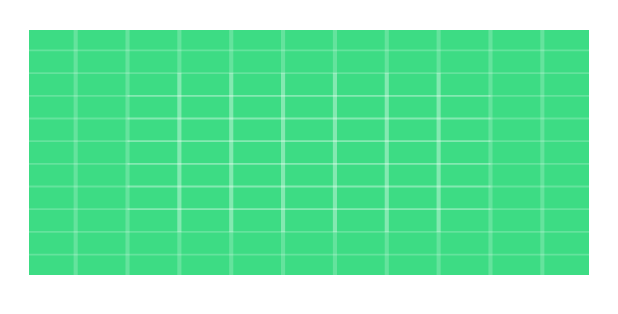
After one commit to nahy-512/neo_Android, an Android app: the layout item_act_alarm_rv_alarms.xml on its own in the app's theme, with its tools: preview values and no code run, on a phone screen of 412 x 824 dp. The commit adds this screen. Shown: the top 314 px of the screen. Run offline under Robolectric (Android 15) with nearby library versions, the phone set to English and light mode, and no system bars.

Commit message:
feat: Alarm Activity 생성

```diff
--- a/app/src/main/AndroidManifest.xml
+++ b/app/src/main/AndroidManifest.xml
@@ -22,6 +22,12 @@
                 <category android:name="android.intent.category.LAUNCHER" />
             </intent-filter>
         </activity>
+
+        <activity
+            android:name=".presentation.ui.alarm.view.AlarmActivity"
+            android:exported="true">
+
+        </activity>
     </application>
 
 </manifest>
--- a/app/src/main/java/com/neo/myapplication/presentation/ui/main/home/HomeFragment.kt
+++ b/app/src/main/java/com/neo/myapplication/presentation/ui/main/home/view/HomeFragment.kt
@@ -1,4 +1,4 @@
-package com.neo.myapplication.presentation.ui.main.home
+package com.neo.myapplication.presentation.ui.main.home.view
 
 import android.os.Bundle
 import android.view.LayoutInflater
--- a/app/src/main/java/com/neo/myapplication/presentation/ui/main/view/MainActivity.kt
+++ b/app/src/main/java/com/neo/myapplication/presentation/ui/main/view/MainActivity.kt
@@ -6,6 +6,7 @@ import android.widget.Toast
 import androidx.fragment.app.Fragment
 import com.neo.myapplication.R
 import com.neo.myapplication.databinding.ActivityMainBinding
+import com.neo.myapplication.presentation.ui.main.home.view.HomeFragment
 import com.neo.myapplication.presentation.ui.main.record.view.RecordFragment
 
 class MainActivity : AppCompatActivity() {
@@ -22,7 +23,7 @@ class MainActivity : AppCompatActivity() {
         binding.mainLayoutBottomNavigation.setOnItemSelectedListener {
             when(it.itemId) {
                 R.id.main_bottom_nav_home -> {
-                    Toast.makeText(this, "Home", Toast.LENGTH_SHORT).show()
+                    HomeFragment().changeFragment()
                 }// TODO: HomeFragment 이동
 
                 R.id.main_bottom_nav_friends -> {
--- /dev/null
+++ b/app/src/main/res/layout/item_act_alarm_rv_alarms.xml
@@ -0,0 +1,34 @@
+<?xml version="1.0" encoding="utf-8"?>
+<layout xmlns:android="http://schemas.android.com/apk/res/android"
+    xmlns:app="http://schemas.android.com/apk/res-auto"
+    xmlns:tools="http://schemas.android.com/tools"
+    tools:ignore="MissingDefaultResource">
+
+    <androidx.constraintlayout.widget.ConstraintLayout
+        android:layout_width="match_parent"
+        android:layout_height="match_parent"
+        android:layout_margin="4dp"
+        android:background="@color/white">
+
+        <androidx.constraintlayout.widget.ConstraintLayout
+            android:layout_width="match_parent"
+            android:layout_height="0dp"
+            app:layout_constraintBottom_toBottomOf="parent"
+            app:layout_constraintEnd_toEndOf="parent"
+            app:layout_constraintStart_toStartOf="parent"
+            app:layout_constraintTop_toTopOf="parent" />
+
+        <ImageView
+            android:layout_width="match_parent"
+            android:layout_height="0dp"
+            android:layout_marginHorizontal="15dp"
+            android:layout_marginTop="16dp"
+            android:background="@drawable/ic_launcher_background"
+            app:layout_constraintEnd_toEndOf="parent"
+            app:layout_constraintHeight_percent="0.2"
+            app:layout_constraintStart_toStartOf="parent"
+            app:layout_constraintTop_toTopOf="parent" />
+
+    </androidx.constraintlayout.widget.ConstraintLayout>
+
+</layout>
```
Also changed, not shown: app/src/main/java/com/neo/myapplication/presentation/ui/alarm/view/AlarmActivity.kt (added, +16 -0 lines), app/src/main/res/layout/activity_alarm.xml (added, +27 -0 lines), app/src/main/res/layout/fragment_home.xml (+11 -5 lines).
